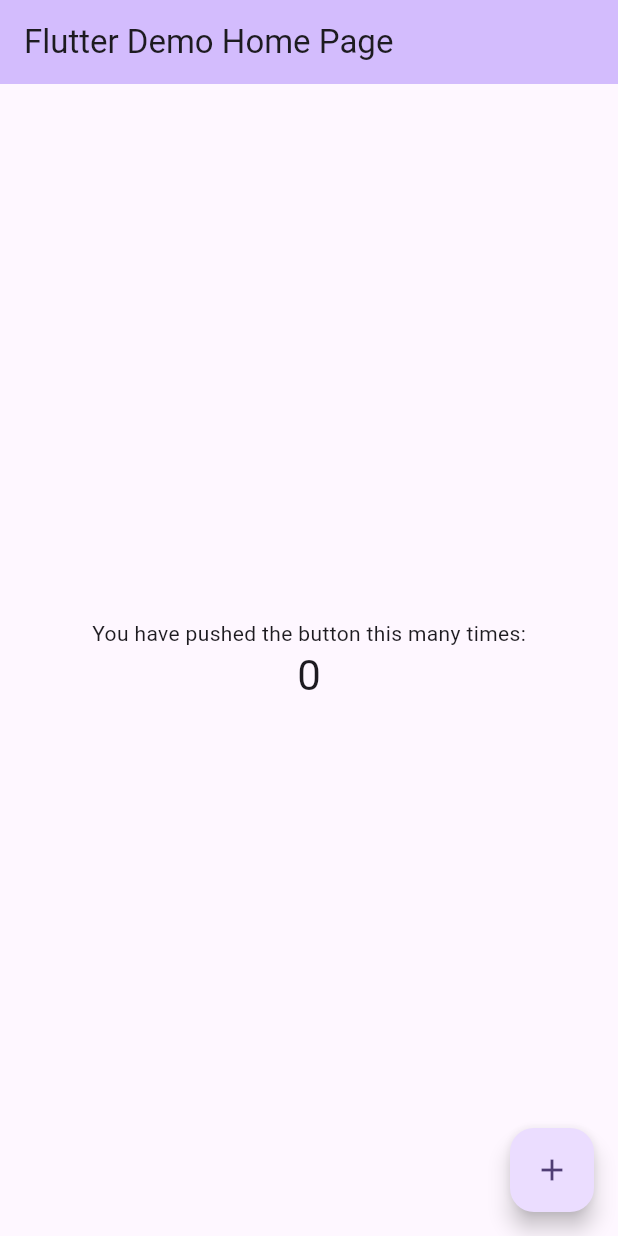
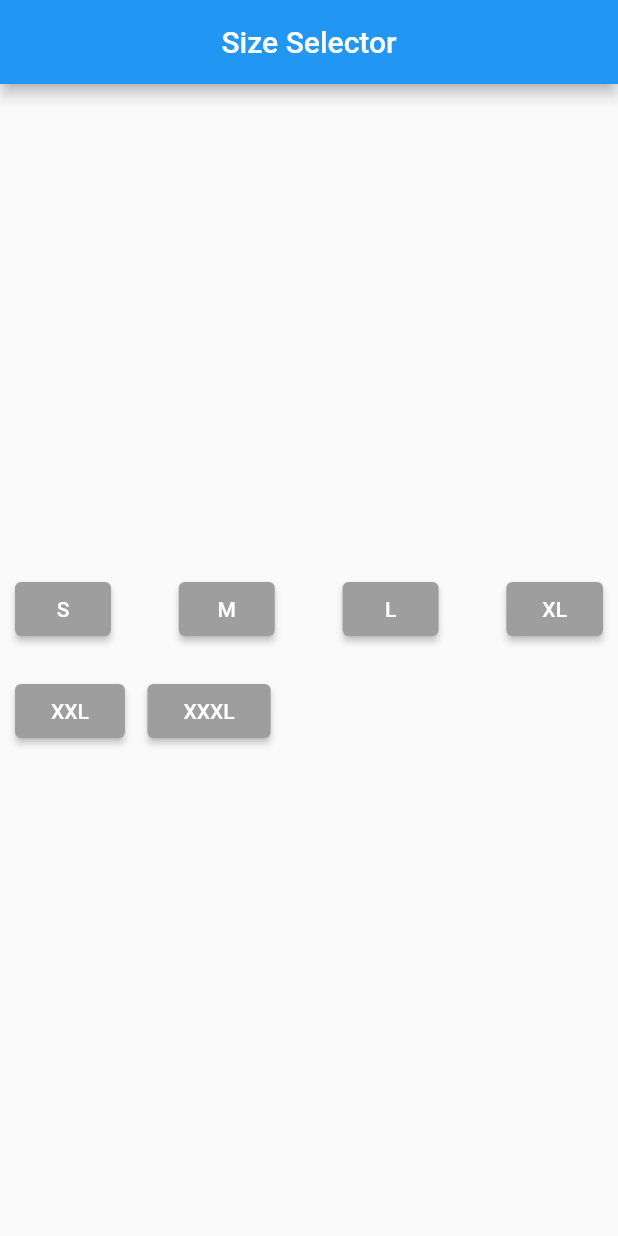
Before and after one commit to ahmedhossain29/LiveTest, a Flutter app: the screen it shows after launch, on a phone screen of 412 x 824 dp. Run offline on Flutter 3.47's test engine with Material 2 defaults, Android fonts, the phone set to English and light mode, and no system bars.

Commit message:
LiveTest 9

```diff
--- a/lib/main.dart
+++ b/lib/main.dart
@@ -1,125 +1,88 @@
 import 'package:flutter/material.dart';
 
-void main() {
-  runApp(const MyApp());
-}
+void main() => runApp(MyApp());
 
 class MyApp extends StatelessWidget {
-  const MyApp({super.key});
-
-  // This widget is the root of your application.
   @override
   Widget build(BuildContext context) {
     return MaterialApp(
-      title: 'Flutter Demo',
-      theme: ThemeData(
-        // This is the theme of your application.
-        //
-        // TRY THIS: Try running your application with "flutter run". You'll see
-        // the application has a blue toolbar. Then, without quitting the app,
-        // try changing the seedColor in the colorScheme below to Colors.green
-        // and then invoke "hot reload" (save your changes or press the "hot
-        // reload" button in a Flutter-supported IDE, or press "r" if you used
-        // the command line to start the app).
-        //
-        // Notice that the counter didn't reset back to zero; the application
-        // state is not lost during the reload. To reset the state, use hot
-        // restart instead.
-        //
-        // This works for code too, not just values: Most code changes can be
-        // tested with just a hot reload.
-        colorScheme: ColorScheme.fromSeed(seedColor: Colors.deepPurple),
-        useMaterial3: true,
-      ),
-      home: const MyHomePage(title: 'Flutter Demo Home Page'),
+      home: MyScreen(),
     );
   }
 }
 
-class MyHomePage extends StatefulWidget {
-  const MyHomePage({super.key, required this.title});
-
-  // This widget is the home page of your application. It is stateful, meaning
-  // that it has a State object (defined below) that contains fields that affect
-  // how it looks.
-
-  // This class is the configuration for the state. It holds the values (in this
-  // case the title) provided by the parent (in this case the App widget) and
-  // used by the build method of the State. Fields in a Widget subclass are
-  // always marked "final".
-
-  final String title;
-
+class MyScreen extends StatefulWidget {
   @override
-  State<MyHomePage> createState() => _MyHomePageState();
+  _MyScreenState createState() => _MyScreenState();
 }
 
-class _MyHomePageState extends State<MyHomePage> {
-  int _counter = 0;
+class _MyScreenState extends State<MyScreen> {
+  String selectedSize = "";
+  Color selectedColor = Colors.grey;
 
-  void _incrementCounter() {
+  void _onButtonTap(String size, Color color) {
     setState(() {
-      // This call to setState tells the Flutter framework that something has
-      // changed in this State, which causes it to rerun the build method below
-      // so that the display can reflect the updated values. If we changed
-      // _counter without calling setState(), then the build method would not be
-      // called again, and so nothing would appear to happen.
-      _counter++;
+      selectedSize = size;
+      selectedColor = color;
     });
+
+    ScaffoldMessenger.of(context).showSnackBar(
+      SnackBar(
+        content: Text('Selected Size: $size'),
+      ),
+    );
   }
 
   @override
   Widget build(BuildContext context) {
-    // This method is rerun every time setState is called, for instance as done
-    // by the _incrementCounter method above.
-    //
-    // The Flutter framework has been optimized to make rerunning build methods
-    // fast, so that you can just rebuild anything that needs updating rather
-    // than having to individually change instances of widgets.
     return Scaffold(
       appBar: AppBar(
-        // TRY THIS: Try changing the color here to a specific color (to
-        // Colors.amber, perhaps?) and trigger a hot reload to see the AppBar
-        // change color while the other colors stay the same.
-        backgroundColor: Theme.of(context).colorScheme.inversePrimary,
-        // Here we take the value from the MyHomePage object that was created by
-        // the App.build method, and use it to set our appbar title.
-        title: Text(widget.title),
+        title: Center(child: Text('Size Selector')),
       ),
       body: Center(
-        // Center is a layout widget. It takes a single child and positions it
-        // in the middle of the parent.
         child: Column(
-          // Column is also a layout widget. It takes a list of children and
-          // arranges them vertically. By default, it sizes itself to fit its
-          // children horizontally, and tries to be as tall as its parent.
-          //
-          // Column has various properties to control how it sizes itself and
-          // how it positions its children. Here we use mainAxisAlignment to
-          // center the children vertically; the main axis here is the vertical
-          // axis because Columns are vertical (the cross axis would be
-          // horizontal).
-          //
-          // TRY THIS: Invoke "debug painting" (choose the "Toggle Debug Paint"
-          // action in the IDE, or press "p" in the console), to see the
-          // wireframe for each widget.
           mainAxisAlignment: MainAxisAlignment.center,
-          children: <Widget>[
-            const Text(
-              'You have pushed the button this many times:',
+          children: [
+          Padding(
+            padding: const EdgeInsets.all(10),
+            child: Row(
+              mainAxisAlignment: MainAxisAlignment.spaceBetween,
+              children: [
+                _buildButton("S", Colors.blue),
+                _buildButton("M", Colors.green),
+                _buildButton("L", Colors.orange),
+                _buildButton("XL", Colors.red),
+              ],
             ),
-            Text(
-              '$_counter',
-              style: Theme.of(context).textTheme.headlineMedium,
-            ),
+          ),
+           Padding(
+             padding: const EdgeInsets.all(10),
+             child: Row(
+               children: [
+                 _buildButton("XXL", Colors.pink),
+                 SizedBox(width: 15,),
+                 _buildButton("XXXL", Colors.yellow),
+               ],
+             ),
+           ),
           ],
         ),
       ),
-      floatingActionButton: FloatingActionButton(
-        onPressed: _incrementCounter,
-        tooltip: 'Increment',
-        child: const Icon(Icons.add),
-      ), // This trailing comma makes auto-formatting nicer for build methods.
+    );
+  }
+
+  Widget _buildButton(String size, Color color) {
+    return ElevatedButton(
+      onPressed: () => _onButtonTap(size, color),
+      style: ButtonStyle(
+        backgroundColor: MaterialStateProperty.all<Color>(
+          selectedSize == size ? color : Colors.grey,
+        ),
+      ),
+      child: Padding(
+        padding: const EdgeInsets.all(8),
+        child: Text(size),
+      ),
     );
   }
 }
```
